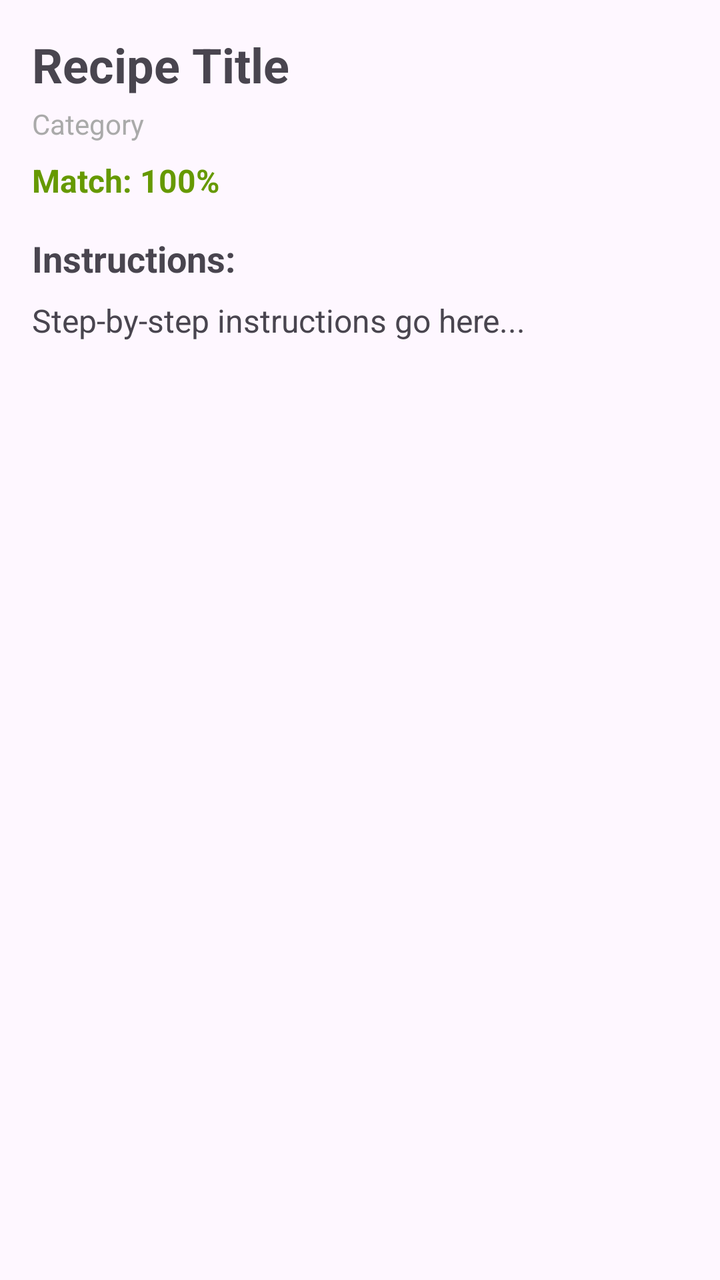
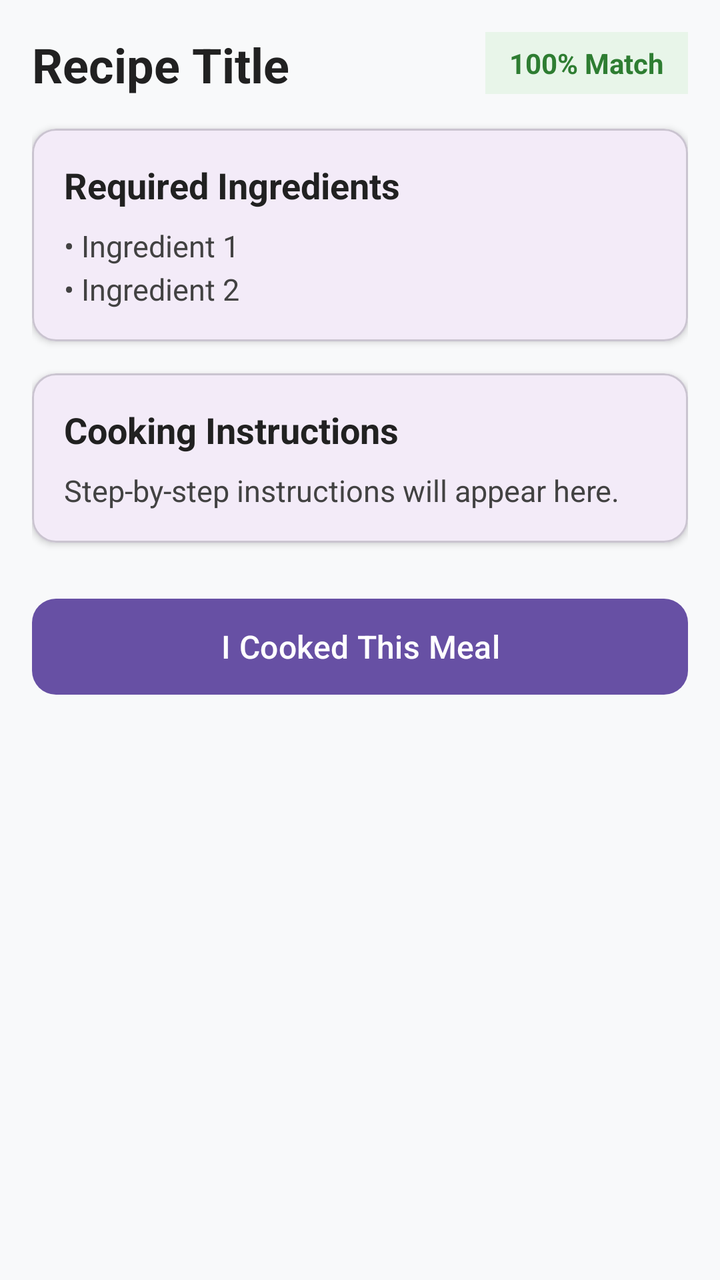

Screens rendered from an Android XML layout before and after an edit, with the pre-edit source and the edit as a unified diff.
<!-- AndroidManifest.xml: application theme Theme.SmartPantryManager -->
<!-- res/layout/activity_recipe_detail.xml -->
<?xml version="1.0" encoding="utf-8"?>
<ScrollView xmlns:android="http://schemas.android.com/apk/res/android"
    android:layout_width="match_parent"
    android:layout_height="match_parent"
    android:padding="16dp">

    <LinearLayout
        android:layout_width="match_parent"
        android:layout_height="wrap_content"
        android:orientation="vertical">

        <TextView
            android:id="@+id/tvDetailTitle"
            android:layout_width="wrap_content"
            android:layout_height="wrap_content"
            android:text="Recipe Title"
            android:textSize="24sp"
            android:textStyle="bold" />

        <TextView
            android:id="@+id/tvDetailCategory"
            android:layout_width="wrap_content"
            android:layout_height="wrap_content"
            android:layout_marginTop="4dp"
            android:text="Category"
            android:textColor="@android:color/darker_gray"
            android:textSize="14sp" />

        <TextView
            android:id="@+id/tvDetailMatch"
            android:layout_width="wrap_content"
            android:layout_height="wrap_content"
            android:layout_marginTop="8dp"
            android:text="Match: 100%"
            android:textColor="@android:color/holo_green_dark"
            android:textSize="16sp"
            android:textStyle="bold" />

        <TextView
            android:layout_width="wrap_content"
            android:layout_height="wrap_content"
            android:layout_marginTop="16dp"
            android:text="Instructions:"
            android:textSize="18sp"
            android:textStyle="bold" />

        <TextView
            android:id="@+id/tvDetailInstructions"
            android:layout_width="wrap_content"
            android:layout_height="wrap_content"
            android:layout_marginTop="8dp"
            android:text="Step-by-step instructions go here..."
            android:textSize="16sp" />
    </LinearLayout>
</ScrollView>
<!-- resources referenced by this layout -->
<resources>
  <style name="Theme.SmartPantryManager" parent="Base.Theme.SmartPantryManager" />
  <style name="Base.Theme.SmartPantryManager" parent="Theme.Material3.DayNight.NoActionBar">
          
          
      </style>
</resources>

<!-- the commit's change to res/layout/activity_recipe_detail.xml (unified diff, before → after) -->
@@ -1,7 +1,9 @@
 <?xml version="1.0" encoding="utf-8"?>
 <ScrollView xmlns:android="http://schemas.android.com/apk/res/android"
+    xmlns:app="http://schemas.android.com/apk/res-auto"
     android:layout_width="match_parent"
     android:layout_height="match_parent"
+    android:background="#F8F9FA"
     android:padding="16dp">
 
     <LinearLayout
@@ -9,47 +11,112 @@
         android:layout_height="wrap_content"
         android:orientation="vertical">
 
-        <TextView
-            android:id="@+id/tvDetailTitle"
-            android:layout_width="wrap_content"
+        <RelativeLayout
+            android:layout_width="match_parent"
             android:layout_height="wrap_content"
-            android:text="Recipe Title"
-            android:textSize="24sp"
-            android:textStyle="bold" />
+            android:layout_marginBottom="16dp">
 
-        <TextView
-            android:id="@+id/tvDetailCategory"
-            android:layout_width="wrap_content"
+            <TextView
+                android:id="@+id/tvDetailTitle"
+                android:layout_width="wrap_content"
+                android:layout_height="wrap_content"
+                android:layout_alignParentStart="true"
+                android:layout_toStartOf="@id/tvDetailMatch"
+                android:text="Recipe Title"
+                android:textColor="#212121"
+                android:textSize="24sp"
+                android:textStyle="bold" />
+
+            <TextView
+                android:id="@+id/tvDetailMatch"
+                android:layout_width="wrap_content"
+                android:layout_height="wrap_content"
+                android:layout_alignParentEnd="true"
+                android:background="#E8F5E9"
+                android:paddingHorizontal="12dp"
+                android:paddingVertical="6dp"
+                android:text="100% Match"
+                android:textColor="#2E7D32"
+                android:textSize="14sp"
+                android:textStyle="bold" />
+        </RelativeLayout>
+
+        
+        <com.google.android.material.card.MaterialCardView
+            android:layout_width="match_parent"
             android:layout_height="wrap_content"
-            android:layout_marginTop="4dp"
-            android:text="Category"
-            android:textColor="@android:color/darker_gray"
-            android:textSize="14sp" />
+            android:layout_marginBottom="16dp"
+            app:cardCornerRadius="12dp"
+            app:cardElevation="2dp">
 
-        <TextView
-            android:id="@+id/tvDetailMatch"
-            android:layout_width="wrap_content"
+            <LinearLayout
+                android:layout_width="match_parent"
+                android:layout_height="wrap_content"
+                android:orientation="vertical"
+                android:padding="16dp">
+
+                <TextView
+                    android:layout_width="wrap_content"
+                    android:layout_height="wrap_content"
+                    android:layout_marginBottom="8dp"
+                    android:text="Required Ingredients"
+                    android:textColor="#212121"
+                    android:textSize="18sp"
+                    android:textStyle="bold" />
+
+                <TextView
+                    android:id="@+id/tvDetailIngredients"
+                    android:layout_width="match_parent"
+                    android:layout_height="wrap_content"
+                    android:lineSpacingExtra="4dp"
+                    android:text="• Ingredient 1\n• Ingredient 2"
+                    android:textColor="#424242"
+                    android:textSize="15sp" />
+            </LinearLayout>
+        </com.google.android.material.card.MaterialCardView>
+
+        
+        <com.google.android.material.card.MaterialCardView
+            android:layout_width="match_parent"
             android:layout_height="wrap_content"
-            android:layout_marginTop="8dp"
-            android:text="Match: 100%"
-            android:textColor="@android:color/holo_green_dark"
+            android:layout_marginBottom="24dp"
+            app:cardCornerRadius="12dp"
+            app:cardElevation="2dp">
+
+            <LinearLayout
+                android:layout_width="match_parent"
+                android:layout_height="wrap_content"
+                android:orientation="vertical"
+                android:padding="16dp">
+
+                <TextView
+                    android:layout_width="wrap_content"
+                    android:layout_height="wrap_content"
+                    android:layout_marginBottom="8dp"
+                    android:text="Cooking Instructions"
+                    android:textColor="#212121"
+                    android:textSize="18sp"
+                    android:textStyle="bold" />
+
+                <TextView
+                    android:id="@+id/tvDetailInstructions"
+                    android:layout_width="match_parent"
+                    android:layout_height="wrap_content"
+                    android:lineSpacingExtra="4dp"
+                    android:text="Step-by-step instructions will appear here."
+                    android:textColor="#424242"
+                    android:textSize="15sp" />
+            </LinearLayout>
+        </com.google.android.material.card.MaterialCardView>
+
+        
+        <com.google.android.material.button.MaterialButton
+            android:id="@+id/btnCookRecipe"
+            android:layout_width="match_parent"
+            android:layout_height="56dp"
+            android:text="I Cooked This Meal"
             android:textSize="16sp"
-            android:textStyle="bold" />
+            app:cornerRadius="12dp" />
 
-        <TextView
-            android:layout_width="wrap_content"
-            android:layout_height="wrap_content"
-            android:layout_marginTop="16dp"
-            android:text="Instructions:"
-            android:textSize="18sp"
-            android:textStyle="bold" />
-
-        <TextView
-            android:id="@+id/tvDetailInstructions"
-            android:layout_width="wrap_content"
-            android:layout_height="wrap_content"
-            android:layout_marginTop="8dp"
-            android:text="Step-by-step instructions go here..."
-            android:textSize="16sp" />
     </LinearLayout>
 </ScrollView>
